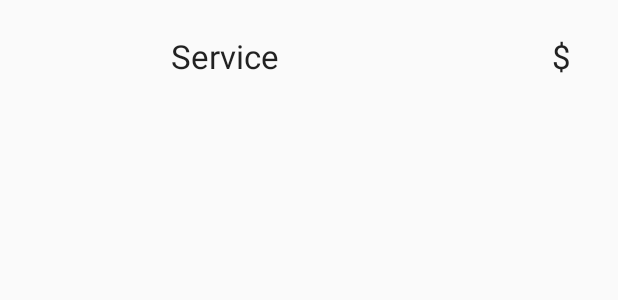
After one commit to chills510/Whats_Good, an Android app: the layout content_newsfeed_display.xml on its own in the app's theme, with its tools: preview values and no code run, on a phone screen of 412 x 824 dp. The commit adds this screen. Shown: the top 300 px of the screen. Run offline under Robolectric (Android 15) with nearby library versions, the phone set to English and light mode, and no system bars.

Commit message:
created row display

```diff
--- a/app/src/main/java/com/example/dtruong510/whatsgood/ServiceRepo.java
+++ b/app/src/main/java/com/example/dtruong510/whatsgood/ServiceRepo.java
@@ -99,7 +99,7 @@ public class ServiceRepo {
                 //service.put("service description", cursor.getString(cursor.getColumnIndex(Service.COLUMN_SERVICE_DESCRIPTION)));
                 service.put("service name", cursor.getString(cursor.getColumnIndex(Service.COLUMN_SERVICE_NAME)));
                 //service.put("service hours", cursor.getString(cursor.getColumnIndex(Service.COLUMN_SERVICE_HOURS)));
-                service.put("service price", cursor.getString(cursor.getColumnIndex(Service.COLUMN_SERVICE_PRICE)));
+                //service.put("service price", cursor.getString(cursor.getColumnIndex(Service.COLUMN_SERVICE_PRICE)));
                 //service.put("service rating price", cursor.getString(cursor.getColumnIndex(Service.COLUMN_SERVICE_RATING_PRICE)));
                 //service.put("service rating quality", cursor.getString(cursor.getColumnIndex(Service.COLUMN_SERVICE_RATING_QUALITY)));
                 serviceList.add(service);
--- a/app/src/main/res/layout/content_newsfeed.xml
+++ b/app/src/main/res/layout/content_newsfeed.xml
@@ -27,7 +27,8 @@
         android:id="@+id/search"
         android:layout_marginTop="75dp"
         android:layout_alignParentLeft="true"
-        android:layout_alignParentStart="true" />
+        android:layout_alignParentStart="true"
+        android:queryHint="Search.."/>
 
     <ImageButton
         android:layout_width="50dp"
--- /dev/null
+++ b/app/src/main/res/layout/content_newsfeed_display.xml
@@ -0,0 +1,23 @@
+<?xml version="1.0" encoding="utf-8"?>
+<RelativeLayout xmlns:android="http://schemas.android.com/apk/res/android"
+    android:layout_width="match_parent" android:layout_height="75dp">
+
+    <TextView
+        android:layout_width="300dp"
+        android:layout_height="match_parent"
+        android:id="@+id/service_name"
+        android:layout_alignParentLeft="true"
+        android:text="Service"
+        android:gravity="center"
+        android:textAppearance="?android:textAppearanceLarge"/>
+
+    <TextView
+        android:layout_width="75dp"
+        android:layout_height="match_parent"
+        android:id="@+id/price_value"
+        android:layout_alignParentRight="true"
+        android:text="$"
+        android:gravity="center"
+        android:textAppearance="?android:textAppearanceLarge"/>
+
+</RelativeLayout>
--- a/build.gradle
+++ b/build.gradle
@@ -5,7 +5,7 @@ buildscript {
         jcenter()
     }
     dependencies {
-        classpath 'com.android.tools.build:gradle:2.0.0'
+        classpath 'com.android.tools.build:gradle:2.1.0'
 
         // NOTE: Do not place your application dependencies here; they belong
         // in the individual module build.gradle files
```
Also changed, not shown: app/src/main/java/com/example/dtruong510/whatsgood/newsfeed.java (+21 -4 lines), 1 other file.
